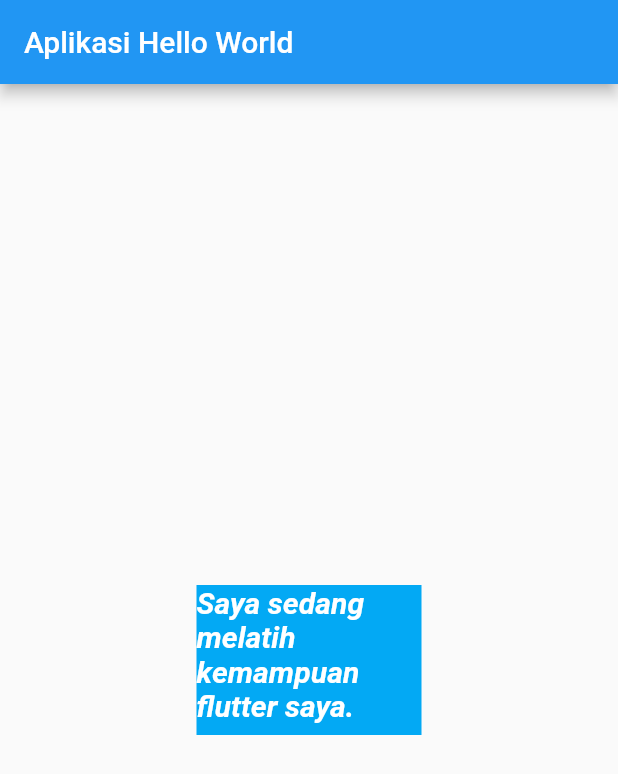
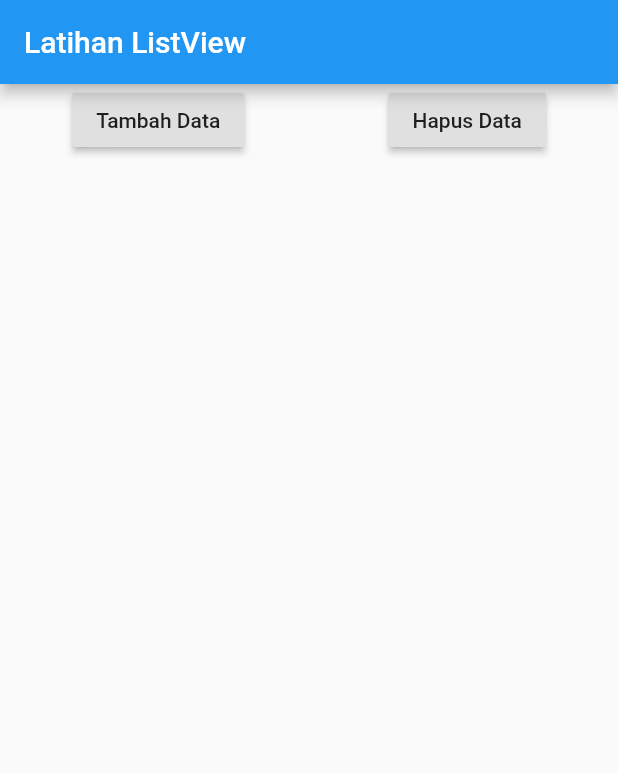
Before and after one commit to bagashyt/flutter_learndart, a Flutter app: the screen it shows after launch, on a phone screen of 412 x 824 dp. Shown: the top 774 px of the screen. Run offline on Flutter 3.47's test engine with Material 2 defaults, Android fonts, the phone set to English and light mode, and no system bars.

Commit message:
learn listview

```diff
--- a/lib/main.dart
+++ b/lib/main.dart
@@ -4,28 +4,51 @@ void main() {
   runApp(new MyApp());
 }
 
-class MyApp extends StatelessWidget {
+class MyApp extends StatefulWidget {
+  @override
+  _MyAppState createState() => _MyAppState();
+}
+
+class _MyAppState extends State<MyApp> {
+  List<Widget> widgets = [];
+  int counter = 1;
+
   @override
   Widget build(BuildContext context) {
     return MaterialApp(
-      home: Scaffold(
-        appBar: AppBar(
-          title: Text("Aplikasi Hello World"),
-        ),
-        body: Center(
-            child: Container(
-                color: Colors.lightBlue,
-                width: 150,
-                height: 100,
-                child: Text(
-                  "Saya sedang melatih kemampuan flutter saya.",
-                  style: TextStyle(
-                      color: Colors.white,
-                      fontStyle: FontStyle.italic,
-                      fontWeight: FontWeight.w700,
-                      fontSize: 20),
-                ))),
+        home: Scaffold(
+      appBar: AppBar(
+        title: Text("Latihan ListView"),
       ),
-    );
+      body: ListView(
+        children: <Widget>[
+          Row(
+            mainAxisAlignment: MainAxisAlignment.spaceAround,
+            children: <Widget>[
+              RaisedButton(
+                  child: Text("Tambah Data"),
+                  onPressed: () {
+                    setState(() {
+                      widgets.add(Text(
+                        "Data ke-" + counter.toString(),
+                        style: TextStyle(fontSize: 35),
+                      ));
+                      counter++;
+                    });
+                  }),
+              RaisedButton(child: Text("Hapus Data"), onPressed: () {
+                setState(() {
+                  widgets.removeLast();
+                  counter--;
+                });
+              }),
+            ],
+          ),
+          Column(
+            children: widgets,
+          )
+        ],
+      ),
+    ));
   }
 }
```
